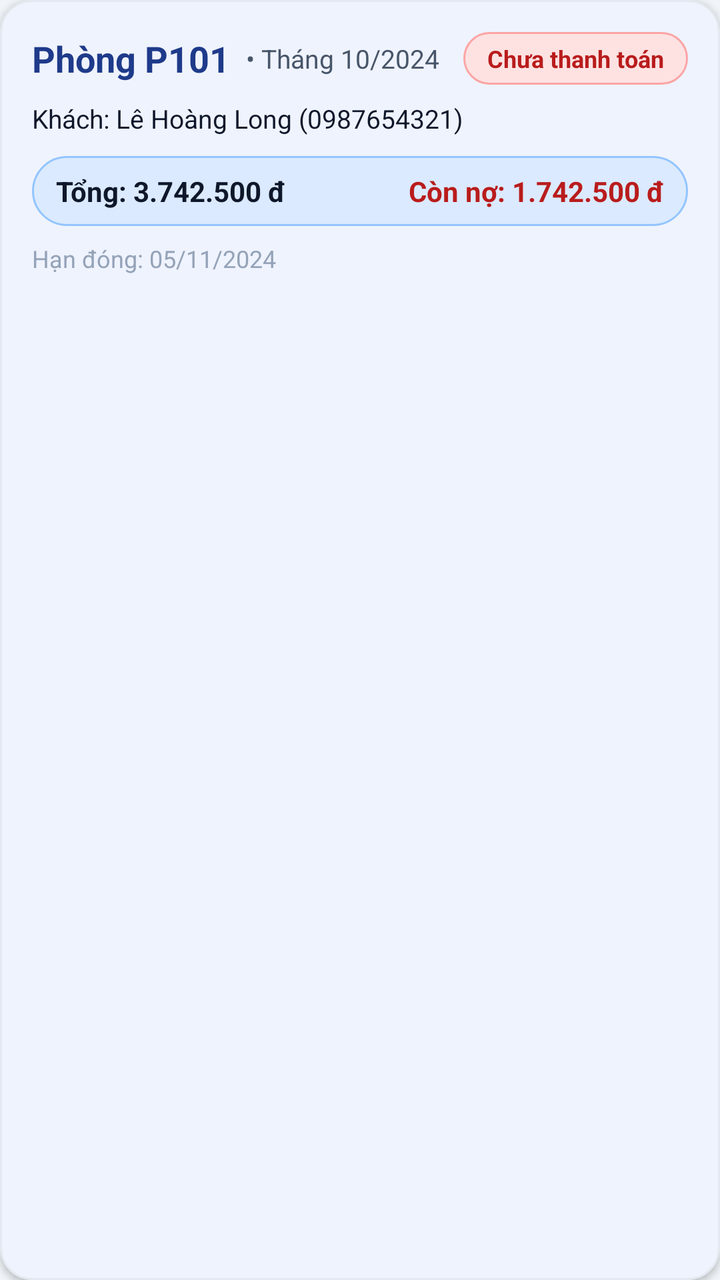
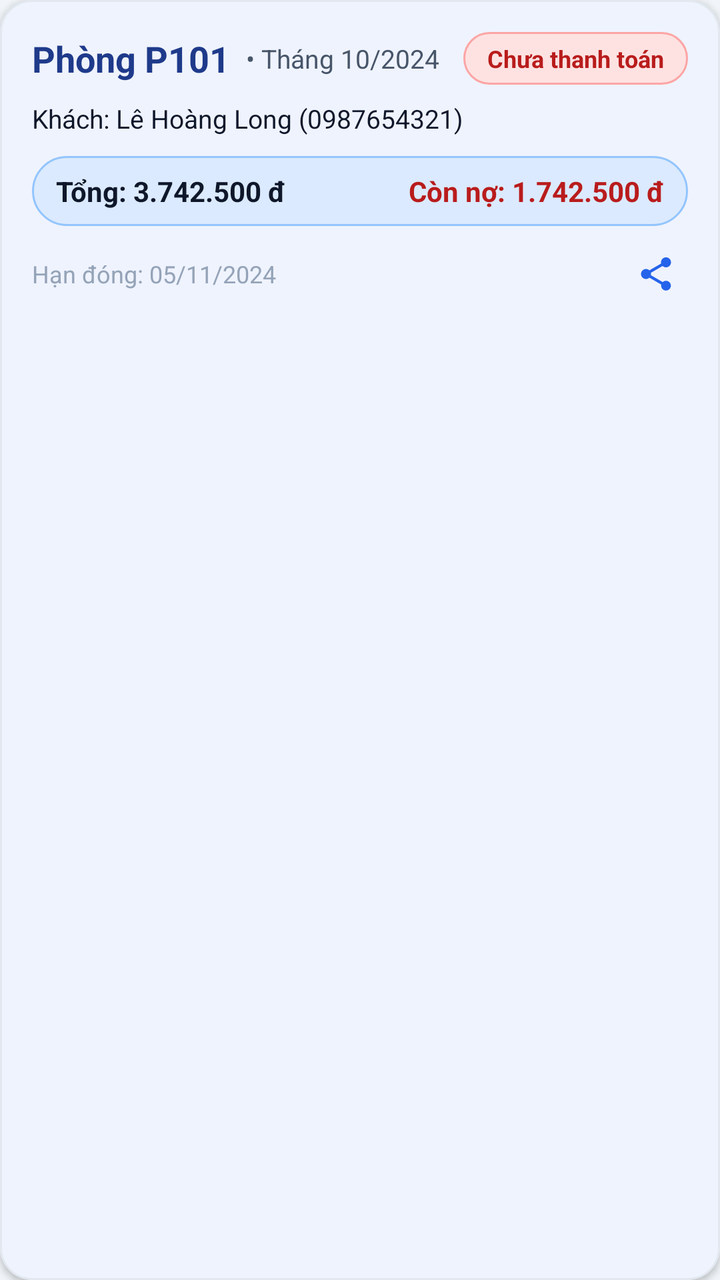

Screens rendered from an Android XML layout before and after an edit, with the pre-edit source and the edit as a unified diff.
<!-- AndroidManifest.xml: application theme Theme.QLPhongTro -->
<!-- res/layout/item_invoice.xml -->
<?xml version="1.0" encoding="utf-8"?>
<com.google.android.material.card.MaterialCardView
    xmlns:android="http://schemas.android.com/apk/res/android"
    xmlns:app="http://schemas.android.com/apk/res-auto"
    android:layout_width="match_parent"
    android:layout_height="wrap_content"
    android:layout_marginHorizontal="14dp"
    android:layout_marginVertical="6dp"
    app:cardCornerRadius="16dp"
    app:cardElevation="2dp"
    app:strokeWidth="1dp"
    app:strokeColor="@color/divider"
    app:cardBackgroundColor="@color/surface">

    <LinearLayout
        android:layout_width="match_parent"
        android:layout_height="wrap_content"
        android:orientation="vertical"
        android:padding="16dp">

        <RelativeLayout
            android:layout_width="match_parent"
            android:layout_height="wrap_content">

            <LinearLayout
                android:layout_width="wrap_content"
                android:layout_height="wrap_content"
                android:layout_alignParentStart="true"
                android:layout_centerVertical="true"
                android:gravity="center_vertical"
                android:orientation="horizontal">

                <TextView
                    android:id="@+id/tvInvoiceRoom"
                    android:layout_width="wrap_content"
                    android:layout_height="wrap_content"
                    android:text="Phòng P101"
                    android:textColor="@color/primary_dark"
                    android:textSize="18sp"
                    android:textStyle="bold" />

                <TextView
                    android:id="@+id/tvInvoicePeriod"
                    android:layout_width="wrap_content"
                    android:layout_height="wrap_content"
                    android:layout_marginStart="8dp"
                    android:text="• Tháng 10/2024"
                    android:textColor="@color/text_secondary"
                    android:textSize="13sp" />
            </LinearLayout>

            <TextView
                android:id="@+id/tvInvoiceStatusBadge"
                style="@style/BadgeStatus"
                android:layout_width="wrap_content"
                android:layout_height="wrap_content"
                android:layout_alignParentEnd="true"
                android:layout_centerVertical="true"
                android:background="@drawable/bg_badge_unpaid"
                android:text="Chưa thanh toán"
                android:textColor="@color/status_unpaid_text" />
        </RelativeLayout>

        <TextView
            android:id="@+id/tvInvoiceTenant"
            android:layout_width="wrap_content"
            android:layout_height="wrap_content"
            android:layout_marginTop="8dp"
            android:text="Khách: Lê Hoàng Long (0987654321)"
            android:textColor="@color/text_primary"
            android:textSize="13sp" />

        
        <LinearLayout
            android:layout_width="match_parent"
            android:layout_height="wrap_content"
            android:layout_marginTop="10dp"
            android:background="@drawable/bg_badge_occupied"
            android:orientation="horizontal"
            android:paddingHorizontal="12dp"
            android:paddingVertical="8dp">

            <TextView
                android:id="@+id/tvTotalAmount"
                android:layout_width="0dp"
                android:layout_height="wrap_content"
                android:layout_weight="1"
                android:text="Tổng: 3.742.500 đ"
                android:textColor="@color/text_primary"
                android:textSize="14sp"
                android:textStyle="bold" />

            <TextView
                android:id="@+id/tvRemainingAmount"
                android:layout_width="wrap_content"
                android:layout_height="wrap_content"
                android:text="Còn nợ: 1.742.500 đ"
                android:textColor="@color/status_unpaid_text"
                android:textSize="14sp"
                android:textStyle="bold" />
        </LinearLayout>

        <TextView
            android:id="@+id/tvDueDate"
            android:layout_width="wrap_content"
            android:layout_height="wrap_content"
            android:layout_marginTop="8dp"
            android:text="Hạn đóng: 05/11/2024"
            android:textColor="@color/text_muted"
            android:textSize="12sp" />

    </LinearLayout>
</com.google.android.material.card.MaterialCardView>
<!-- resources referenced by this layout -->
<resources>
  <color name="divider">#E2E8F0</color>
  <color name="primary_dark">#1E3A8A</color>
  <color name="status_unpaid_text">#B91C1C</color>
  <color name="surface">#FFFFFF</color>
  <color name="text_muted">#94A3B8</color>
  <color name="text_primary">#0F172A</color>
  <color name="text_secondary">#475569</color>
  <!-- drawable bg_badge_occupied (drawable) -->
  <?xml version="1.0" encoding="utf-8"?>
  <shape xmlns:android="http://schemas.android.com/apk/res/android"
      android:shape="rectangle">
      <corners android:radius="20dp" />
      <solid android:color="@color/status_occupied_bg" />
      <stroke android:width="1dp" android:color="#93C5FD" />
  </shape>
  <!-- drawable bg_badge_unpaid (drawable) -->
  <?xml version="1.0" encoding="utf-8"?>
  <shape xmlns:android="http://schemas.android.com/apk/res/android"
      android:shape="rectangle">
      <corners android:radius="20dp" />
      <solid android:color="@color/status_unpaid_bg" />
      <stroke android:width="1dp" android:color="#FCA5A5" />
  </shape>
  <style name="BadgeStatus">
          <item name="android:textSize">12sp</item>
          <item name="android:textStyle">bold</item>
          <item name="android:paddingStart">12dp</item>
          <item name="android:paddingEnd">12dp</item>
          <item name="android:paddingTop">5dp</item>
          <item name="android:paddingBottom">5dp</item>
      </style>
  <style name="Theme.QLPhongTro" parent="Theme.Material3.DayNight.NoActionBar">
          
          <item name="colorPrimary">@color/primary</item>
          <item name="colorOnPrimary">@color/text_white</item>
          <item name="colorPrimaryDark">@color/primary_dark</item>
          <item name="colorPrimaryContainer">@color/primary_container</item>
          <item name="colorOnPrimaryContainer">@color/on_primary_container</item>
          <item name="colorSecondary">@color/secondary</item>
          <item name="colorSurface">@color/surface</item>
          <item name="colorOnSurface">@color/text_primary</item>
          <item name="colorOutline">@color/divider</item>
          <item name="android:statusBarColor">@color/primary_dark</item>
          <item name="android:windowBackground">@color/background</item>
          <item name="android:navigationBarColor">@color/surface</item>
          <item name="android:textColorPrimary">@color/text_primary</item>
      </style>
  <color name="status_occupied_bg">#DBEAFE</color>
  <color name="status_unpaid_bg">#FEE2E2</color>
  <color name="primary">#2563EB</color>
  <color name="text_white">#FFFFFF</color>
  <color name="primary_container">#EFF6FF</color>
  <color name="on_primary_container">#1E40AF</color>
  <color name="secondary">#0D9488</color>
  <color name="background">#F1F5F9</color>
</resources>

<!-- the commit's change to res/layout/item_invoice.xml (unified diff, before → after) -->
@@ -100,14 +100,33 @@
                 android:textStyle="bold" />
         </LinearLayout>
 
-        <TextView
-            android:id="@+id/tvDueDate"
-            android:layout_width="wrap_content"
+        <RelativeLayout
+            android:layout_width="match_parent"
             android:layout_height="wrap_content"
-            android:layout_marginTop="8dp"
-            android:text="Hạn đóng: 05/11/2024"
-            android:textColor="@color/text_muted"
-            android:textSize="12sp" />
+            android:layout_marginTop="8dp">
+
+            <TextView
+                android:id="@+id/tvDueDate"
+                android:layout_width="wrap_content"
+                android:layout_height="wrap_content"
+                android:layout_alignParentStart="true"
+                android:layout_centerVertical="true"
+                android:text="Hạn đóng: 05/11/2024"
+                android:textColor="@color/text_muted"
+                android:textSize="12sp" />
+
+            <ImageView
+                android:id="@+id/btnQuickShare"
+                android:layout_width="32dp"
+                android:layout_height="32dp"
+                android:layout_alignParentEnd="true"
+                android:layout_centerVertical="true"
+                android:background="?attr/selectableItemBackgroundBorderless"
+                android:contentDescription="Gửi hóa đơn"
+                android:padding="6dp"
+                android:src="@drawable/ic_share"
+                app:tint="@color/primary" />
+        </RelativeLayout>
 
     </LinearLayout>
 </com.google.android.material.card.MaterialCardView>
<!-- resource entries referenced after the edit -->
@@ -23,6 +23,16 @@
       <solid android:color="@color/status_unpaid_bg" />
       <stroke android:width="1dp" android:color="#FCA5A5" />
   </shape>
+  <!-- drawable ic_share (drawable) -->
+  <vector xmlns:android="http://schemas.android.com/apk/res/android"
+      android:width="24dp"
+      android:height="24dp"
+      android:viewportWidth="24"
+      android:viewportHeight="24">
+    <path
+        android:fillColor="@android:color/white"
+        android:pathData="M18,16.08c-0.76,0 -1.44,0.3 -1.96,0.77L8.91,12.7c0.05,-0.23 0.09,-0.46 0.09,-0.7s-0.04,-0.47 -0.09,-0.7l7.05,-4.11c0.54,0.5 1.25,0.81 2.04,0.81 1.66,0 3,-1.34 3,-3s-1.34,-3 -3,-3 -3,1.34 -3,3c0,0.24 0.04,0.47 0.09,0.7L8.04,9.81C7.5,9.31 6.79,9 6,9c-1.66,0 -3,1.34 -3,3s1.34,3 3,3c0.79,0 1.5,-0.31 2.04,-0.81l7.12,4.16c-0.05,0.21 -0.08,0.43 -0.08,0.65 0,1.61 1.31,2.92 2.92,2.92s2.92,-1.31 2.92,-2.92c0,-1.61 -1.31,-2.92 -2.92,-2.92z"/>
+  </vector>
   <style name="BadgeStatus">
           <item name="android:textSize">12sp</item>
           <item name="android:textStyle">bold</item>
